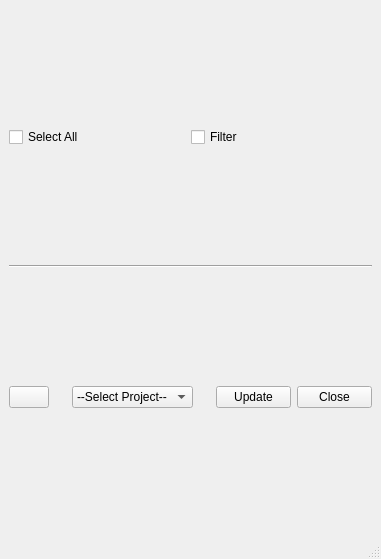
Qt form ui/breakdown.ui (iceanimations/breakdown) before a commit.
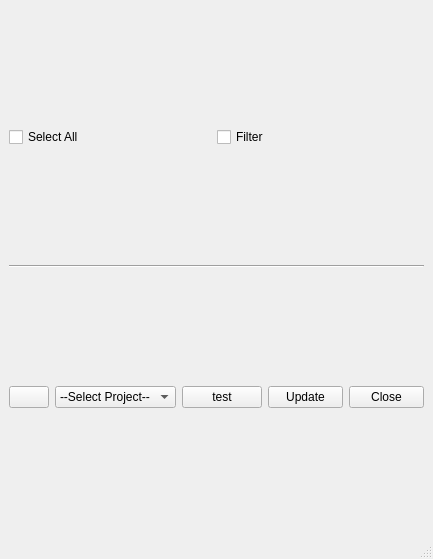
The same form after that commit.

```diff
--- a/ui/breakdown.ui
+++ b/ui/breakdown.ui
@@ -106,6 +106,13 @@
         </property>
        </spacer>
       </item>
+      <item>
+       <widget class="QPushButton" name="testButton">
+        <property name="text">
+         <string>test</string>
+        </property>
+       </widget>
+      </item>
       <item>
        <widget class="QPushButton" name="updateButton">
         <property name="minimumSize">
```
Left out of the diff: 2 changed lines with no effect on the pictures.
